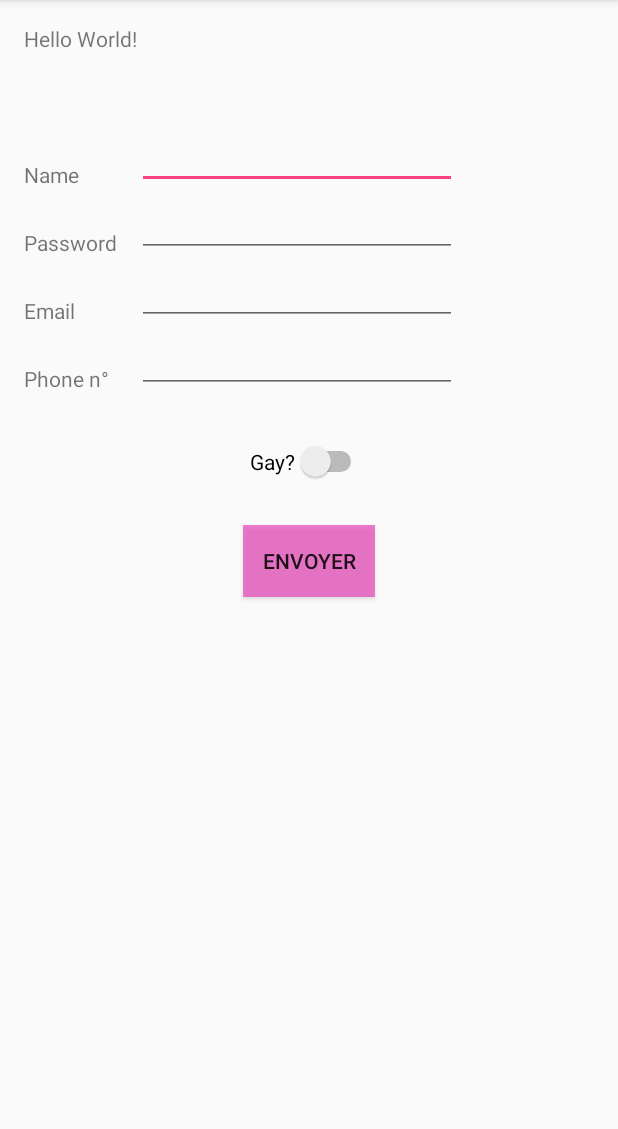
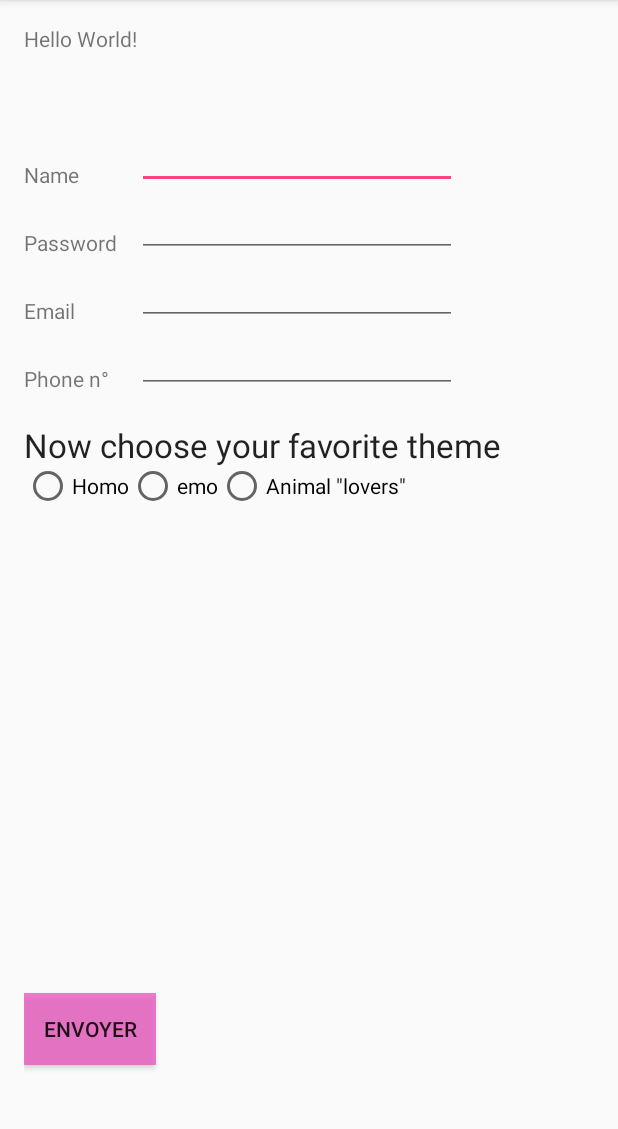
Before and after one commit to Forbzz/INF4041_TA_DONDIN, an Android app: the screen it shows after launch (MainActivity), on a phone screen of 412 x 824 dp, the part 84-1213 px from its top. Run offline under Robolectric (Android 15) with nearby library versions, the phone set to English and light mode, and no system bars.

Commit message:
not even the final flash

```diff
--- a/Nicolappli/app/src/main/java/org/esiea/dondin_ta/nicolappli/MainActivity.java
+++ b/Nicolappli/app/src/main/java/org/esiea/dondin_ta/nicolappli/MainActivity.java
@@ -4,6 +4,7 @@ import android.graphics.Color;
 import android.os.Bundle;
 import android.support.v7.app.AppCompatActivity;
 import android.view.View;
+import android.widget.RadioButton;
 import android.widget.RelativeLayout;
 import android.widget.Toast;
 
@@ -15,14 +16,55 @@ public class MainActivity extends AppCompatActivity {
         setContentView(R.layout.activity_main);
     }
 
+
+
+
     public void gayMode(View v) {
 
         Toast.makeText(getApplicationContext(), getString(R.string.gaymode), Toast.LENGTH_LONG).show();
         RelativeLayout bgElement = (RelativeLayout) findViewById(R.id.container);
-       int switchgay =0;
 
-                bgElement.setBackgroundColor(Color.argb(255, 255, 0, 127));
 
-            }
+        bgElement.setBackgroundColor(Color.argb(255, 255, 0, 127));
+
+    }
+
+    public void gayModeDesactivated(View v) {
+
+        Toast.makeText(getApplicationContext(), getString(R.string.gaymodedesact), Toast.LENGTH_LONG).show();
+        RelativeLayout bgElement = (RelativeLayout) findViewById(R.id.container);
+
+
+        bgElement.setBackgroundColor(Color.WHITE);
+
+    }
+
+    public void onRadioButtonClicked(View view) {
+        // Is the button now checked?
+        boolean checked = ((RadioButton) view).isChecked();
+        RelativeLayout bgElement = (RelativeLayout) findViewById(R.id.container);
+
+        // Check which radio button was clicked
+        switch(view.getId()) {
+            case R.id.homo:
+                if (checked)
+                    // homo
+                    bgElement.setBackground(getResources().getDrawable(R.drawable.homo));
+                    break;
+            case R.id.lesbia:
+                if (checked)
+                    // lesbia
+                    bgElement.setBackground( getResources().getDrawable(R.drawable.lesbi) );
+                    break;
+
+            case R.id.animal:
+                if (checked)
+                    // animal
+                bgElement.setBackground(getResources().getDrawable(R.drawable.animal));
+                    break;
+        }
+    }
+
+
 
         }
--- a/Nicolappli/app/src/main/res/layout/activity_main.xml
+++ b/Nicolappli/app/src/main/res/layout/activity_main.xml
@@ -86,21 +86,61 @@
         android:layout_height="wrap_content"
         android:text="Envoyer"
         android:id="@+id/button"
+        android:background="#b8eb4dbb"
+        android:layout_alignParentBottom="true"
+        android:layout_toEndOf="@+id/dezdz"
+        android:layout_marginBottom="42dp" />
+
+
+    <RadioGroup xmlns:android="http://schemas.android.com/apk/res/android"
+        android:layout_width="fill_parent"
+        android:layout_height="wrap_content"
+        android:orientation="horizontal"
         android:layout_below="@+id/editText4"
-        android:layout_centerHorizontal="true"
-        android:layout_marginTop="88dp"
-        android:background="#b8eb4dbb"
-     />
-
-    <Switch
+        android:layout_alignParentStart="true"
+        android:layout_marginTop="46dp"
+        android:id="@+id/radioGroup">
+    <RadioButton
         android:layout_width="wrap_content"
         android:layout_height="wrap_content"
-        android:text="Gay?"
-        android:id="@+id/gayswitch"
+        android:text="Homo"
+        android:id="@+id/homo"
         android:layout_below="@+id/editText4"
-        android:layout_centerHorizontal="true"
-        android:layout_marginTop="32dp"
-        android:checked="@bool/abc_action_bar_embed_tabs_pre_jb"
-        android:onClick="gayMode"/>
+        android:layout_alignParentStart="true"
+        android:checked="false"
+        android:onClick="onRadioButtonClicked" />
+
+    <RadioButton
+        android:layout_width="wrap_content"
+        android:layout_height="wrap_content"
+        android:text="emo"
+        android:id="@+id/lesbia"
+        android:layout_below="@+id/radioButton"
+        android:layout_alignParentStart="true"
+        android:checked="false"
+        android:onClick="onRadioButtonClicked"/>
+
+    <RadioButton
+        android:layout_width="wrap_content"
+        android:layout_height="wrap_content"
+        android:text="Animal &quot;lovers&quot;"
+        android:id="@+id/animal"
+        android:layout_below="@+id/radioButton2"
+        android:layout_alignParentStart="true"
+        android:checked="false"
+        android:onClick="onRadioButtonClicked"/>
+
+</RadioGroup>
+
+    <TextView
+        android:layout_width="wrap_content"
+        android:layout_height="wrap_content"
+        android:textAppearance="?android:attr/textAppearanceLarge"
+        android:text="Now choose your favorite theme"
+        android:id="@+id/textView6"
+        android:layout_below="@+id/editText4"
+        android:layout_toEndOf="@+id/textView2"
+        android:layout_marginTop="30px"
+        android:layout_alignParentStart="true" />
 
 </RelativeLayout>
--- a/Nicolappli/app/src/main/res/values/strings.xml
+++ b/Nicolappli/app/src/main/res/values/strings.xml
@@ -1,4 +1,5 @@
 <resources>
     <string name="app_name">Nicolappli</string>
     <string name="gaymode">GAY MODE ACTIVATED.</string>
+    <string name="gaymodedesact">GAY MODE DESACTIVATED.</string>
 </resources>
```
Also changed, not shown: Nicolappli/app/src/main/res/drawable/animal.jpg (added), Nicolappli/app/src/main/res/drawable/homo.jpg (added), Nicolappli/app/src/main/res/drawable/lesbi.jpg (added).
